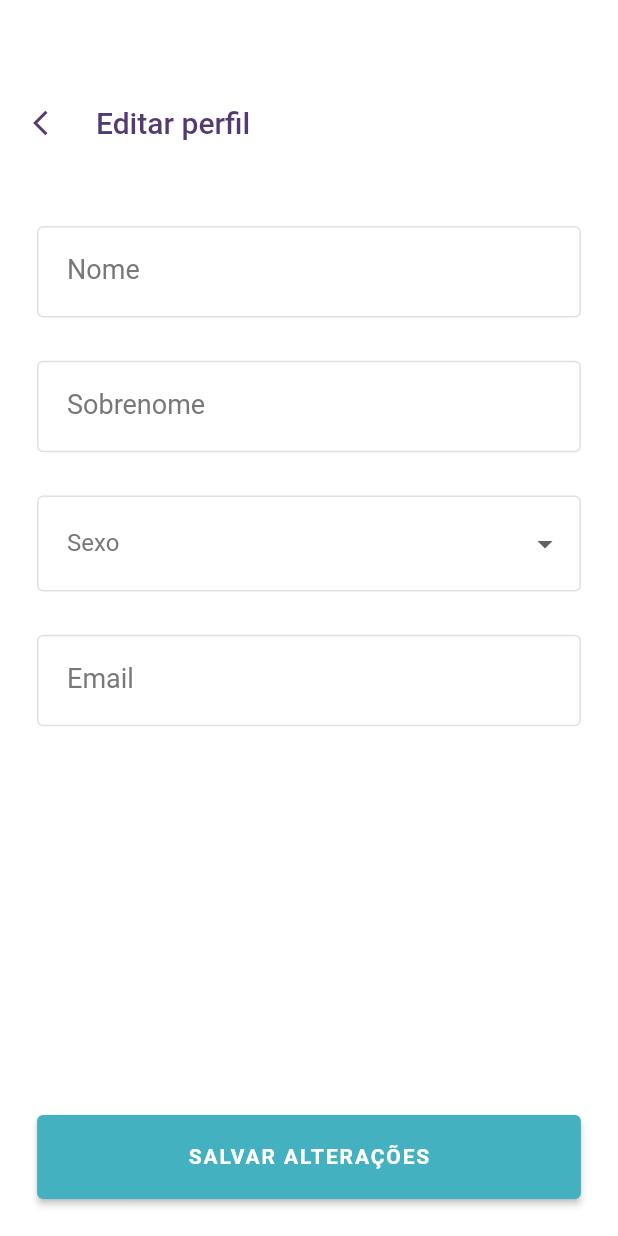
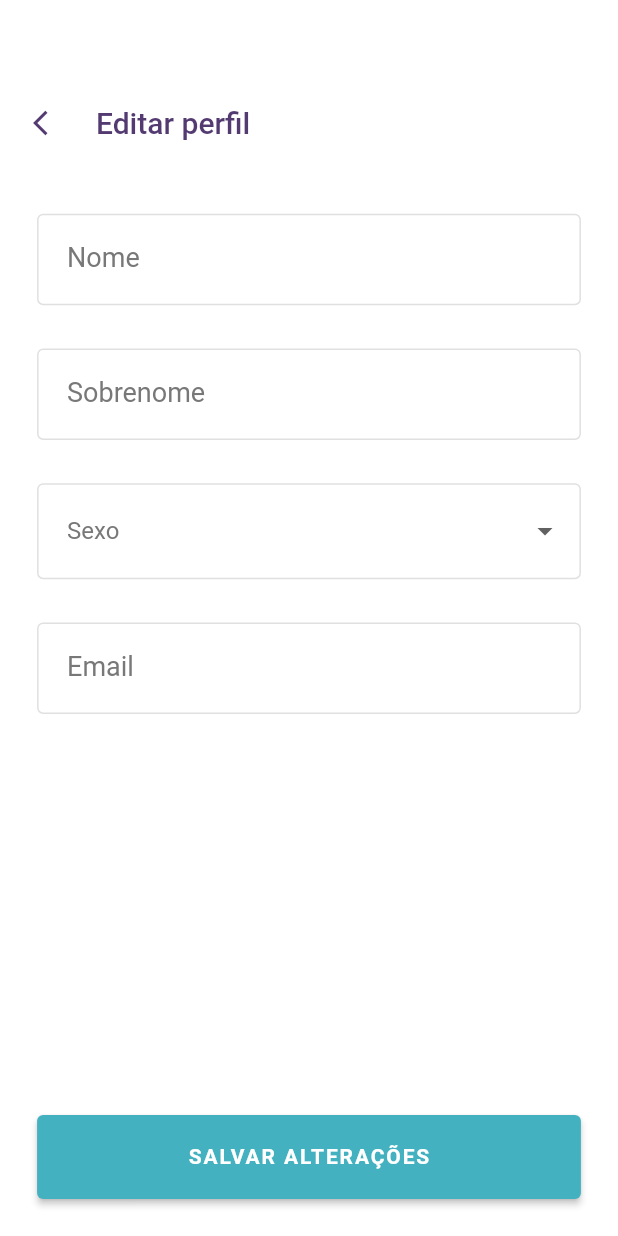
Before and after one commit to romulo-evangelista/ignilab, a Flutter app: the EditProfile screen opened directly with empty values, on a phone screen of 412 x 824 dp. Run offline on Flutter 3.47's test engine with Material 2 defaults, Android fonts, the phone set to English and light mode, and no system bars; our stand-ins replace cloud_firestore, firebase_auth, firebase_core, screenshot, share; missing offline and left inert: easy_mask; accounts and stored records are empty; Roboto replaces fonts that are missing (OpenSans).

Commit message:
refactor: refactoring edit profile page

```diff
--- a/lib/edit_profile.dart
+++ b/lib/edit_profile.dart
@@ -101,6 +101,8 @@ class EditProfile extends StatelessWidget {
       GlobalKey<FormState> _formKey) {
     CollectionReference users = FirebaseFirestore.instance.collection('users');
 
+    print(gender);
+
     Future<void> editUser(String userId) {
       return users
           .doc(documentId)
@@ -140,6 +142,8 @@ class EditProfile extends StatelessWidget {
     );
   }
 
+  final _formKey = GlobalKey<FormState>();
+
   @override
   Widget build(BuildContext context) {
     SizeConfig().init(context);
@@ -150,8 +154,6 @@ class EditProfile extends StatelessWidget {
         TextEditingController(text: document.data()['lastName']);
     final TextEditingController emailController =
         TextEditingController(text: document.data()['email']);
-
-    final _formKey = GlobalKey<FormState>();
 
     return Scaffold(
       body: Stack(
@@ -194,16 +196,20 @@ class EditProfile extends StatelessWidget {
           Container(
             width: double.infinity,
             height: double.infinity,
-            margin: EdgeInsets.only(top: SizeConfig.screenHeight / 7),
+            padding: EdgeInsets.only(top: SizeConfig.screenHeight / 7),
+            child: SingleChildScrollView(
+              physics: AlwaysScrollableScrollPhysics(),
+              padding: EdgeInsets.only(
+                top: SizeConfig.blockSizeVertical * 3,
+                left: SizeConfig.blockSizeVertical * 3,
+                right: SizeConfig.blockSizeVertical * 3,
+                bottom: SizeConfig.blockSizeVertical * 16,
+              ),
               child: Form(
                 key: _formKey,
-              child: Consumer<GenderSelectController>(
-                  builder: (context, genderSelectController, widget) {
-                return Stack(
+                child: Column(
                   children: <Widget>[
                     Container(
-                      width: double.infinity,
-                      height: double.infinity,
                       decoration: BoxDecoration(
                         color: Colors.white,
                         borderRadius: BorderRadius.only(
@@ -211,36 +217,31 @@ class EditProfile extends StatelessWidget {
                           topRight: Radius.circular(20),
                         ),
                       ),
-                      child: SingleChildScrollView(
-                        physics: AlwaysScrollableScrollPhysics(),
-                        padding: EdgeInsets.only(
-                          top: SizeConfig.blockSizeVertical * 4,
-                          left: SizeConfig.blockSizeVertical * 3,
-                          right: SizeConfig.blockSizeVertical * 3,
-                          bottom: SizeConfig.blockSizeVertical * 12,
-                        ),
                       child: Container(
-                          padding: EdgeInsets.only(bottom: 20),
                         child: Column(
-                            mainAxisAlignment: MainAxisAlignment.center,
-                            crossAxisAlignment: CrossAxisAlignment.start,
                           children: <Widget>[
                             _buildTextFieldTF("Nome", nameController),
                             SizedBox(
                                 height: SizeConfig.blockSizeHorizontal * 7),
-                              _buildTextFieldTF(
-                                  "Sobrenome", lastNameController),
+                            _buildTextFieldTF("Sobrenome", lastNameController),
                             SizedBox(
                                 height: SizeConfig.blockSizeHorizontal * 7),
-                              _buildDropdownTF(
+                            Consumer<GenderSelectController>(builder:
+                                (context, genderSelectController, widget) {
+                              return _buildDropdownTF(
                                 document.data()['gender'] != null
                                     ? document.data()['gender']
                                     : genderSelectController.selected,
                                 genderSelectController.changeGender,
-                              ),
+                              );
+                            }),
                             SizedBox(
                                 height: SizeConfig.blockSizeHorizontal * 7),
                             _buildEmailTF(emailController),
+                          ],
+                        ),
+                      ),
+                    ),
                   ],
                 ),
               ),
@@ -249,7 +250,9 @@ class EditProfile extends StatelessWidget {
           Container(
             padding: EdgeInsets.all(SizeConfig.blockSizeVertical * 3),
             alignment: Alignment.bottomCenter,
-                      child: _buildEditProfileBtn(
+            child: Consumer<GenderSelectController>(
+                builder: (context, genderSelectController, widget) {
+              return _buildEditProfileBtn(
                 context,
                 document.id,
                 nameController,
@@ -257,12 +260,8 @@ class EditProfile extends StatelessWidget {
                 genderSelectController.selected,
                 emailController,
                 _formKey,
-                      ),
-                    )
-                  ],
               );
             }),
-            ),
           ),
         ],
       ),
```
Lines whose indentation alone changed are shown as unchanged.
